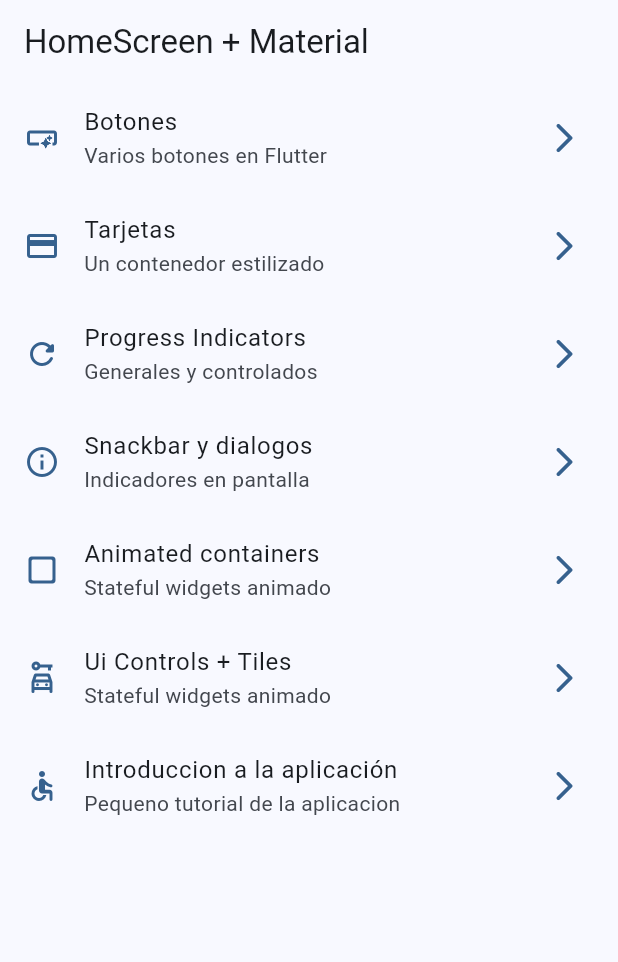
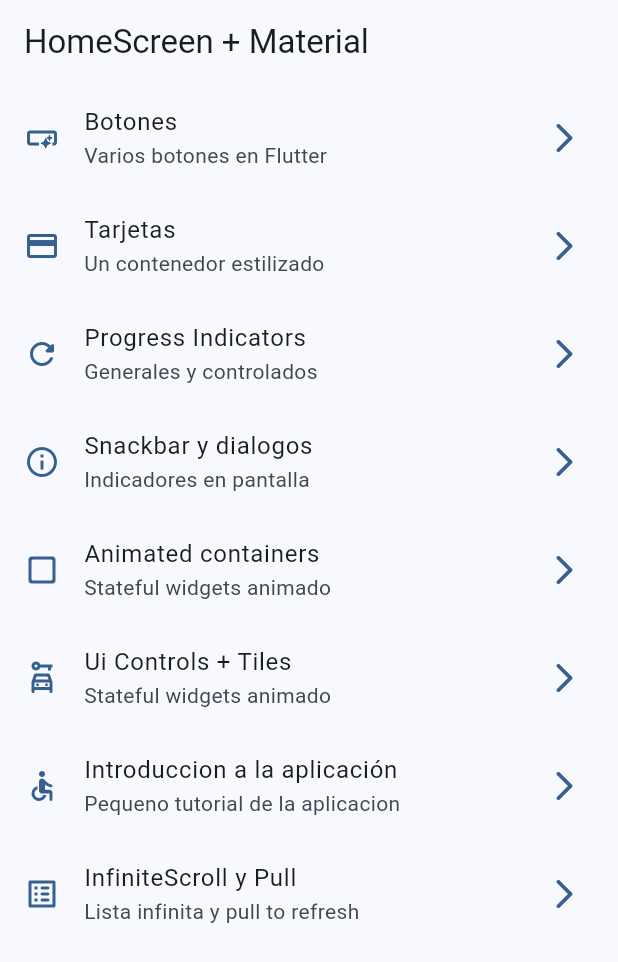
Before and after one commit to RolandoCutie/widgets_app, a Flutter app: the screen it shows after launch, on a phone screen of 412 x 824 dp. Shown: the top 962 px of the screen. Run offline on Flutter 3.47's test engine with Material 3 defaults, Android fonts, the phone set to English and light mode, and no system bars; our stand-ins replace animate_do, go_router.

Commit message:
terminado seccion 10

```diff
--- a/lib/config/router/app_router.dart
+++ b/lib/config/router/app_router.dart
@@ -1,5 +1,6 @@
 import 'package:go_router/go_router.dart';
 import 'package:widgets_app/presentation/screens/app_tutorial/app_tutorial_screen.dart';
+import 'package:widgets_app/presentation/screens/infinited_scroll/infinited_scroll_screen.dart';
 import 'package:widgets_app/presentation/screens/progress/progress_screen.dart';
 import 'package:widgets_app/presentation/screens/screens.dart';
 
@@ -35,5 +36,9 @@ final appRouter = GoRouter(initialLocation: '/', routes: [
   GoRoute(
       path: '/tutorial_screen',
       name: TutorialScreen.name,
-      builder: (context, state) => const TutorialScreen())
+      builder: (context, state) => const TutorialScreen()),
+  GoRoute(
+      path: '/infinite',
+      name: InfinitedScrollScreen.name,
+      builder: (context, state) => const InfinitedScrollScreen())
 ]);
--- a/lib/menu/menu_items.dart
+++ b/lib/menu/menu_items.dart
@@ -50,4 +50,9 @@ const appMenuItems = <MenuItem>[
       subTitle: 'Pequeno tutorial de la aplicacion',
       link: '/tutorial_screen',
       icon: Icons.accessible_rounded),
+  MenuItem(
+      title: 'InfiniteScroll y Pull',
+      subTitle: 'Lista infinita y pull to refresh',
+      link: '/infinite',
+      icon: Icons.list_alt_rounded),
 ];
```
Also changed, not shown: lib/presentation/screens/infinited_scroll/infinited_scroll_screen.dart (+10 -2 lines), assets/loading.gif (added).
